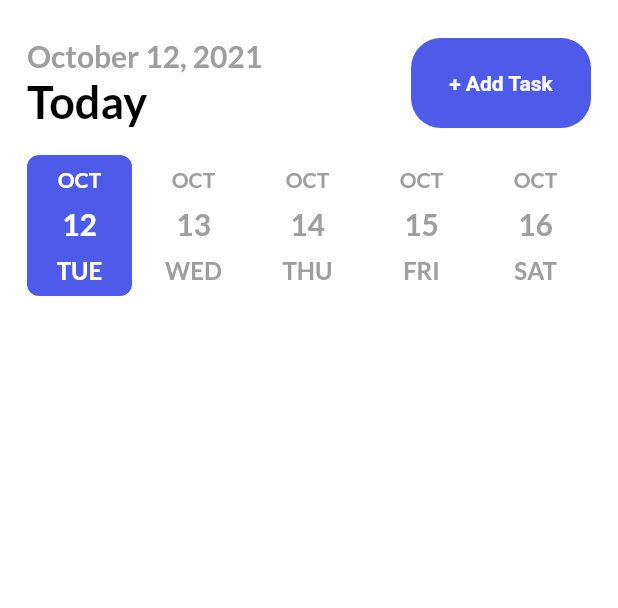
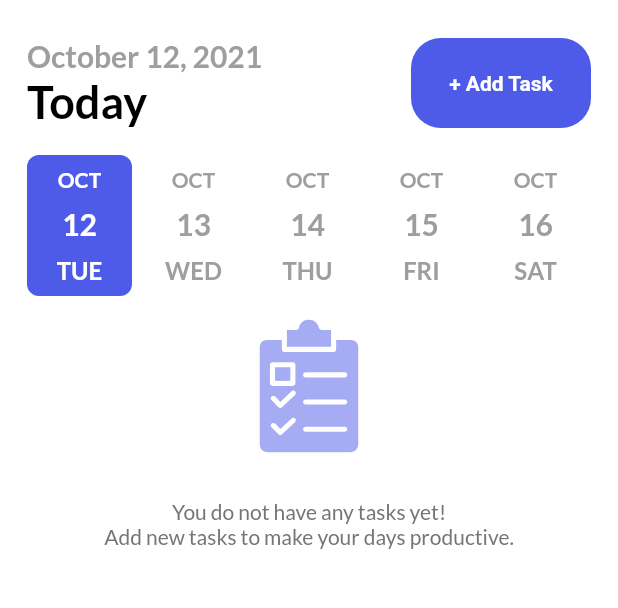
Before and after one commit to jyryuitpro/to_do_app, a Flutter app: the screen it shows after launch, on a phone screen of 412 x 824 dp, the part 61-669 px from its top. Run offline on Flutter 3.47's test engine with Material 2 defaults, Android fonts, the phone set to English and light mode, and no system bars; drawn by our look-alikes of date_picker_timeline; our stand-ins replace flutter_local_notifications, flutter_svg, get, get_storage, google_fonts, sqflite and 1 more; accounts and stored records are empty.

Commit message:
getTasks()

```diff
--- a/lib/controllers/task_controller.dart
+++ b/lib/controllers/task_controller.dart
@@ -6,10 +6,19 @@ class TaskController extends GetxController {
 
   @override
   void onReady() {
+    getTasks();
     super.onReady();
   }
+
+  final taskList = <Task>[].obs;
 
   Future<int> addTask({Task? task}) async {
     return await DBHelper.insert(task);
   }
+
+  void getTasks() async {
+    List<Map<String, dynamic>> tasks = await DBHelper.query();
+    taskList.assignAll(tasks.map((data) => new Task.fromJson(data)).toList());
+    print('===== taskList: $taskList');
+  }
 }
--- a/lib/db/db_helper.dart
+++ b/lib/db/db_helper.dart
@@ -36,4 +36,9 @@ class DBHelper {
     print('insert function called');
     return await _db?.insert(_tableName, task!.toJson()) ?? 1;
   }
+
+  static Future<List<Map<String, dynamic>>> query() async {
+    print("query function called");
+    return _db!.query(_tableName);
+  }
 }
--- a/lib/ui/home_page.dart
+++ b/lib/ui/home_page.dart
@@ -1,7 +1,11 @@
+import 'dart:async';
+
 import 'package:flutter/material.dart';
+import 'package:flutter_svg/flutter_svg.dart';
 import 'package:get/get.dart';
 import 'package:google_fonts/google_fonts.dart';
 import 'package:intl/intl.dart';
+import 'package:to_do_app/controllers/task_controller.dart';
 import 'package:to_do_app/services/notification_services.dart';
 import 'package:to_do_app/services/theme_services.dart';
 import 'package:to_do_app/ui/add_task_page.dart';
@@ -18,7 +22,11 @@ class HomePage extends StatefulWidget {
 
 class _HomePageState extends State<HomePage> {
   DateTime _selectedDate = DateTime.now();
+  final _taskController = Get.put(TaskController());
   var notifyHelper;
+  bool animate = false;
+  double left = 50;
+  double top = 50;
 
   @override
   void initState() {
@@ -37,6 +45,10 @@ class _HomePageState extends State<HomePage> {
         children: [
           _addTaskBar(),
           _addDateBar(),
+          SizedBox(
+            height: 12,
+          ),
+          _showTasks(),
         ],
       ),
     );
@@ -109,7 +121,10 @@ class _HomePageState extends State<HomePage> {
           ),
           MyButton(
             label: '+ Add Task',
-            onTap: () => Get.to(AddTaskPage()),
+            onTap: () async {
+              await Get.to(AddTaskPage());
+              _taskController.getTasks();
+            },
           ),
         ],
       ),
@@ -157,4 +172,45 @@ class _HomePageState extends State<HomePage> {
       ),
     );
   }
+
+  _showTasks() {
+    if (_taskController.taskList.isEmpty) {
+      return _noTaskMsg();
+    }
+  }
+
+  _noTaskMsg() {
+    return Stack(
+      children: [
+        Container(
+          child: Column(
+            mainAxisAlignment: MainAxisAlignment.center,
+            crossAxisAlignment: CrossAxisAlignment.center,
+            children: [
+              SvgPicture.asset(
+                'images/task.svg',
+                color: primaryClr.withOpacity(0.5),
+                height: 90,
+                semanticsLabel: 'Task',
+              ),
+              Padding(
+                padding: const EdgeInsets.symmetric(
+                  horizontal: 30,
+                  vertical: 30,
+                ),
+                child: Text(
+                  "You do not have any tasks yet!\nAdd new tasks to make your days productive.",
+                  textAlign: TextAlign.center,
+                  style: subTitleStyle,
+                ),
+              ),
+              SizedBox(
+                height: 80,
+              ),
+            ],
+          ),
+        ),
+      ],
+    );
+  }
 }
--- a/pubspec.yaml
+++ b/pubspec.yaml
@@ -36,6 +36,7 @@ dependencies:
   flutter_local_notifications: ^9.0.0
   flutter_native_timezone: ^2.0.0
   sqflite: ^2.0.0+4
+  flutter_svg: ^0.22.0
 
 dev_dependencies:
   flutter_test:
```
Also changed, not shown: lib/ui/size_config.dart (added, +30 -0 lines), images/task.svg (added), pubspec.lock.
